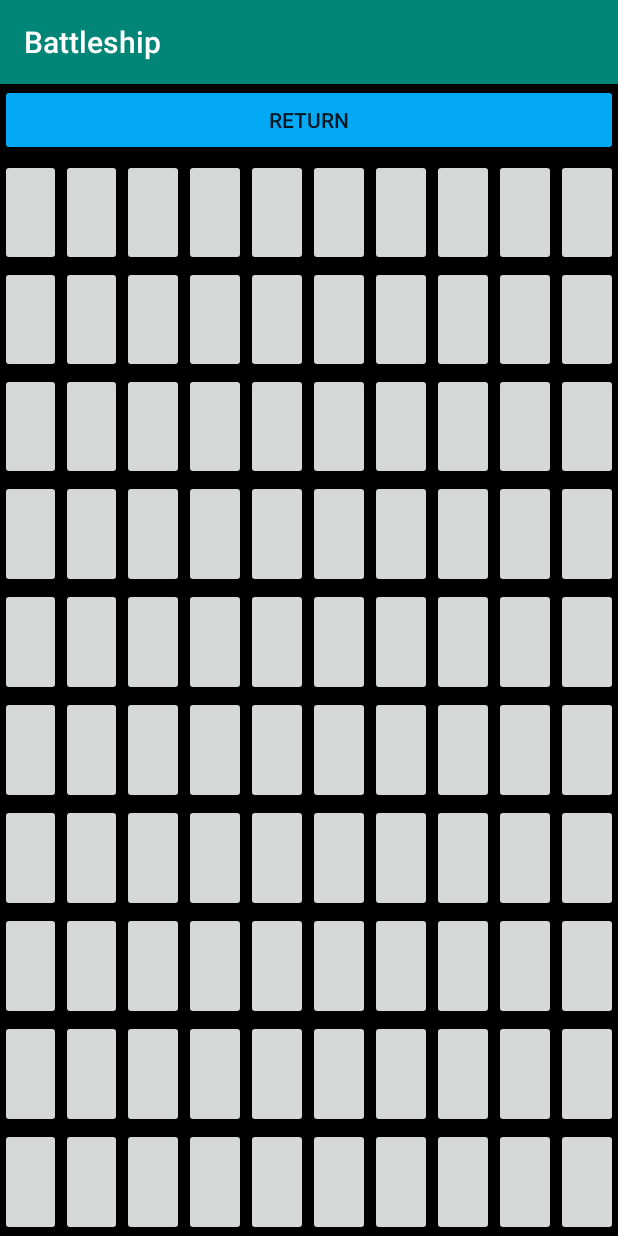
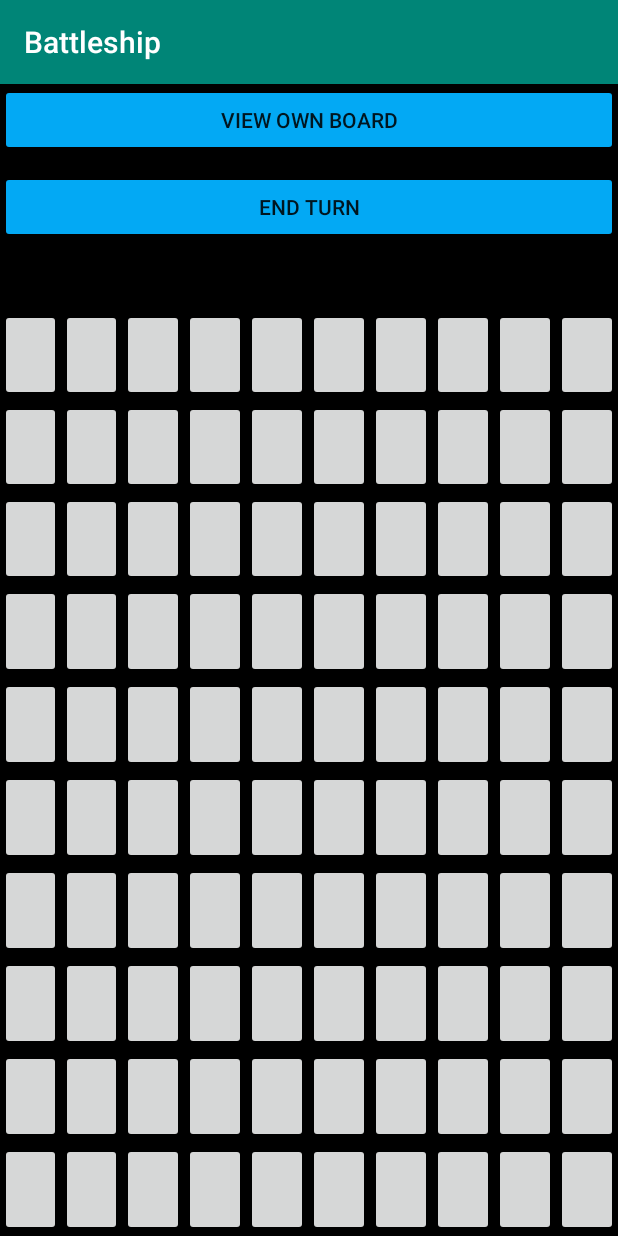
Before and after one commit to bpendleton7/Battleship-OOP-Final, an Android app: the PlayerOnePlayScreen screen opened directly, with no data from a screen before it, after a tap on "RETURN", on a phone screen of 412 x 824 dp. Run offline under Robolectric (Android 15) with nearby library versions, the light colour scheme and no system bars; 1 other tap on this screen came first.

Commit message:
Content Views

```diff
--- a/app/src/main/java/com/example/battleship/PlayerOnePlayScreen.java
+++ b/app/src/main/java/com/example/battleship/PlayerOnePlayScreen.java
@@ -14,8 +14,14 @@
         setContentView(R.layout.activity_player_one_play_screen);
     }
 
+    //View own board with contentview
     public void viewPlayer1BoardOnClick(View v) {
         setContentView(R.layout.playeroneownboard);
+    }
+
+    //Return to play screen
+    public void returnOnClick(View v) {
+        setContentView(R.layout.activity_player_one_play_screen);
     }
 
     public void doneOnClick(View v) {
--- a/app/src/main/java/com/example/battleship/PlayerTwoPlayScreen.java
+++ b/app/src/main/java/com/example/battleship/PlayerTwoPlayScreen.java
@@ -14,8 +14,14 @@
         setContentView(R.layout.activity_player_two_play_screen);
     }
 
+    //View own board with contentview
     public void viewPlayer2BoardOnClick(View v) {
         setContentView(R.layout.playertwoownboard);
+    }
+
+    //Return to play screen
+    public void returnOnClick(View v) {
+        setContentView(R.layout.activity_player_two_play_screen);
     }
 
     public void doneOnClick(View v) {
--- a/app/src/main/res/layout/playeroneownboard.xml
+++ b/app/src/main/res/layout/playeroneownboard.xml
@@ -17,7 +17,7 @@
             android:layout_width="match_parent"
             android:layout_height="wrap_content"
             android:backgroundTint="#03A9F4"
-            android:onClick="viewPlayer1BoardOnClick"
+            android:onClick="returnOnClick"
             android:text="Return" />
 
     </RelativeLayout>
--- a/app/src/main/res/layout/playertwoownboard.xml
+++ b/app/src/main/res/layout/playertwoownboard.xml
@@ -17,7 +17,7 @@
             android:layout_width="match_parent"
             android:layout_height="wrap_content"
             android:backgroundTint="#03A9F4"
-        android:onClick="viewPlayer2BoardOnClick"
+            android:onClick="returnOnClick"
             android:text="Return" />
 
     </RelativeLayout>
```
Lines whose indentation alone changed are shown as unchanged.
